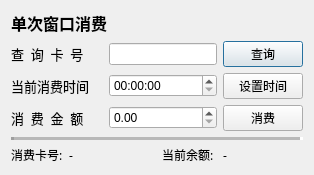
Before: the Qt Designer form CampusCardManagementSystem/dialogconsumption.ui in Ganliber/stuCanteenSystem, drawn with Qt 5.
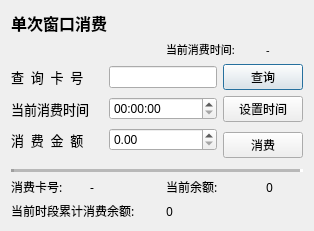
After: the same form once the commit is applied.

What changed in the file:
```diff
--- a/CampusCardManagementSystem/dialogconsumption.ui
+++ b/CampusCardManagementSystem/dialogconsumption.ui
@@ -7,39 +7,13 @@
     <x>0</x>
     <y>0</y>
     <width>314</width>
-    <height>163</height>
+    <height>231</height>
    </rect>
   </property>
   <property name="windowTitle">
    <string>Dialog</string>
   </property>
   <layout class="QGridLayout" name="gridLayout">
-   <item row="1" column="2" colspan="2">
-    <widget class="QLineEdit" name="lineEdit"/>
-   </item>
-   <item row="1" column="4">
-    <widget class="QPushButton" name="pushButton">
-     <property name="text">
-      <string>查询</string>
-     </property>
-    </widget>
-   </item>
-   <item row="2" column="0" colspan="2">
-    <widget class="QLabel" name="label_6">
-     <property name="font">
-      <font>
-       <family>微软雅黑</family>
-       <pointsize>10</pointsize>
-      </font>
-     </property>
-     <property name="text">
-      <string>当前消费时间</string>
-     </property>
-    </widget>
-   </item>
-   <item row="3" column="2" colspan="2">
-    <widget class="QDoubleSpinBox" name="doubleSpinBox"/>
-   </item>
    <item row="0" column="0" colspan="3">
     <widget class="QLabel" name="label">
      <property name="font">
@@ -55,45 +29,93 @@
      </property>
     </widget>
    </item>
-   <item row="2" column="4">
+   <item row="1" column="3" colspan="2">
+    <widget class="QLabel" name="label_3">
+     <property name="font">
+      <font>
+       <family>微软雅黑</family>
+       <pointsize>8</pointsize>
+      </font>
+     </property>
+     <property name="text">
+      <string>当前消费时间:</string>
+     </property>
+    </widget>
+   </item>
+   <item row="1" column="5">
+    <widget class="QLabel" name="lbl_curTime">
+     <property name="font">
+      <font>
+       <family>微软雅黑</family>
+       <pointsize>8</pointsize>
+      </font>
+     </property>
+     <property name="text">
+      <string>-</string>
+     </property>
+    </widget>
+   </item>
+   <item row="2" column="0" colspan="2">
+    <widget class="QLabel" name="label_4">
+     <property name="font">
+      <font>
+       <family>微软雅黑</family>
+       <pointsize>10</pointsize>
+      </font>
+     </property>
+     <property name="text">
+      <string>查  询  卡  号</string>
+     </property>
+    </widget>
+   </item>
+   <item row="2" column="2" colspan="2">
+    <widget class="QLineEdit" name="lineEdit"/>
+   </item>
+   <item row="2" column="4" colspan="2">
+    <widget class="QPushButton" name="pushButton">
+     <property name="text">
+      <string>查询</string>
+     </property>
+    </widget>
+   </item>
+   <item row="3" column="0" colspan="2">
+    <widget class="QLabel" name="label_6">
+     <property name="font">
+      <font>
+       <family>微软雅黑</family>
+       <pointsize>10</pointsize>
+      </font>
+     </property>
+     <property name="text">
+      <string>当前消费时间</string>
+     </property>
+    </widget>
+   </item>
+   <item row="3" column="2" colspan="2">
+    <widget class="QTimeEdit" name="timeEdit"/>
+   </item>
+   <item row="3" column="4" colspan="2">
     <widget class="QPushButton" name="pushButton_3">
      <property name="text">
       <string>设置时间</string>
      </property>
     </widget>
    </item>
-   <item row="3" column="4">
+   <item row="4" column="2" colspan="2">
+    <widget class="QDoubleSpinBox" name="doubleSpinBox">
+     <property name="maximum">
+      <double>100.000000000000000</double>
+     </property>
+    </widget>
+   </item>
+   <item row="4" column="4" rowspan="2" colspan="2">
     <widget class="QPushButton" name="pushButton_2">
      <property name="text">
       <string>消费</string>
      </property>
     </widget>
    </item>
-   <item row="5" column="1" colspan="2">
-    <widget class="QLabel" name="lbl_number">
-     <property name="font">
-      <font>
-       <family>微软雅黑</family>
-      </font>
-     </property>
-     <property name="text">
-      <string>-</string>
-     </property>
-    </widget>
-   </item>
-   <item row="5" column="3">
-    <widget class="QLabel" name="label_2">
-     <property name="font">
-      <font>
-       <family>微软雅黑</family>
-      </font>
-     </property>
-     <property name="text">
-      <string>当前余额: </string>
-     </property>
-    </widget>
-   </item>
-   <item row="4" column="0" colspan="5">
+   <item row="6" column="0" colspan="6">
     <widget class="Line" name="line">
      <property name="lineWidth">
       <number>3</number>
@@ -106,10 +128,7 @@
      </property>
     </widget>
    </item>
-   <item row="2" column="2" colspan="2">
-    <widget class="QTimeEdit" name="timeEdit"/>
-   </item>
-   <item row="5" column="0">
+   <item row="7" column="0">
     <widget class="QLabel" name="label_9">
      <property name="font">
       <font>
@@ -121,7 +140,31 @@
      </property>
     </widget>
    </item>
-   <item row="5" column="4">
+   <item row="7" column="1" colspan="2">
+    <widget class="QLabel" name="lbl_number">
+     <property name="font">
+      <font>
+       <family>微软雅黑</family>
+      </font>
+     </property>
+     <property name="text">
+      <string>-</string>
+     </property>
+    </widget>
+   </item>
+   <item row="7" column="3" colspan="2">
+    <widget class="QLabel" name="label_2">
+     <property name="font">
+      <font>
+       <family>微软雅黑</family>
+      </font>
+     </property>
+     <property name="text">
+      <string>当前余额: </string>
+     </property>
+    </widget>
+   </item>
+   <item row="7" column="5">
     <widget class="QLabel" name="lbl_balance">
      <property name="font">
       <font>
@@ -129,24 +172,11 @@
       </font>
      </property>
      <property name="text">
-      <string>-</string>
+      <string>0</string>
      </property>
     </widget>
    </item>
-   <item row="1" column="0" colspan="2">
-    <widget class="QLabel" name="label_4">
-     <property name="font">
-      <font>
-       <family>微软雅黑</family>
-       <pointsize>10</pointsize>
-      </font>
-     </property>
-     <property name="text">
-      <string>查  询  卡  号</string>
-     </property>
-    </widget>
-   </item>
-   <item row="3" column="0" colspan="2">
+   <item row="4" column="0">
     <widget class="QLabel" name="label_5">
      <property name="font">
       <font>
@@ -159,6 +189,31 @@
      </property>
     </widget>
    </item>
+   <item row="8" column="0" colspan="3">
+    <widget class="QLabel" name="label_7">
+     <property name="font">
+      <font>
+       <family>微软雅黑</family>
+       <pointsize>9</pointsize>
+      </font>
+     </property>
+     <property name="text">
+      <string>当前时段累计消费余额:</string>
+     </property>
+    </widget>
+   </item>
+   <item row="8" column="3">
+    <widget class="QLabel" name="lbl_accumulation">
+     <property name="font">
+      <font>
+       <family>微软雅黑</family>
+      </font>
+     </property>
+     <property name="text">
+      <string>0</string>
+     </property>
+    </widget>
+   </item>
   </layout>
  </widget>
  <resources/>
```
